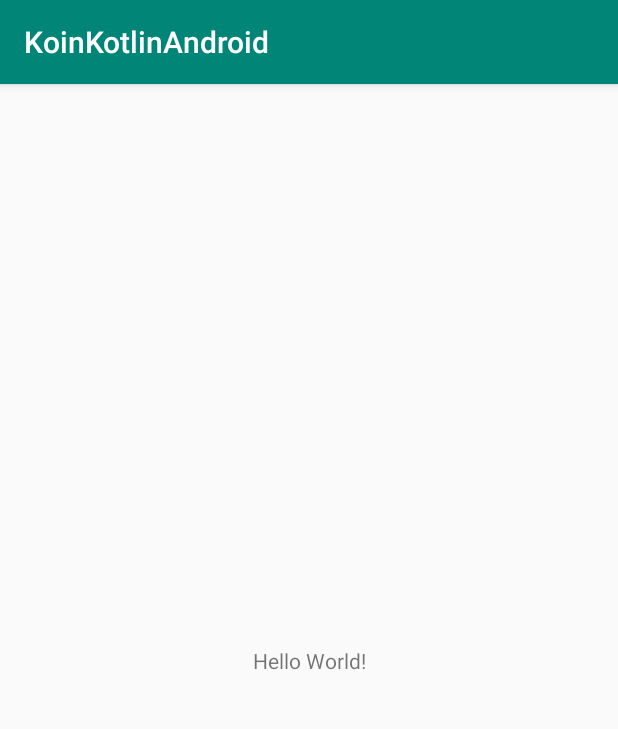
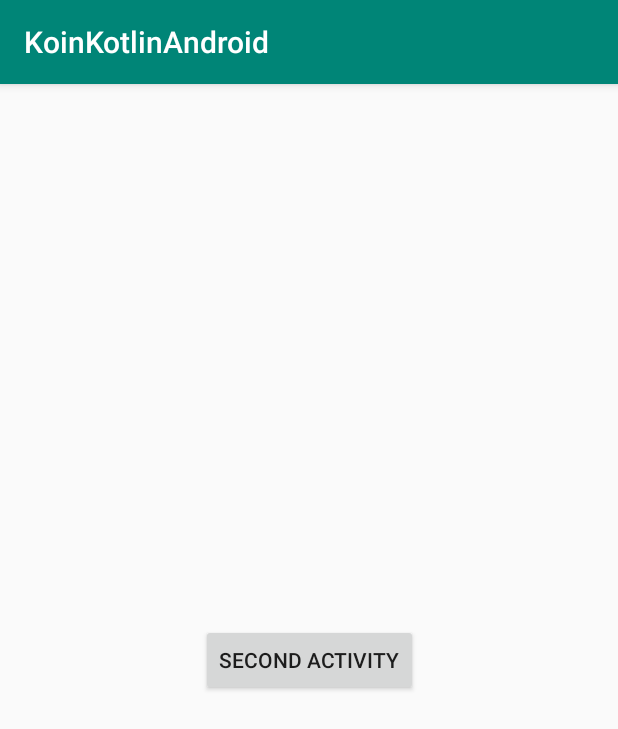
Before and after one commit to bunnach/KoinAndroid, an Android app: the screen it shows after launch (MainActivity), on a phone screen of 412 x 824 dp. Shown: the top 729 px of the screen. Run offline under Robolectric (Android 15) with nearby library versions, the phone set to English and light mode, and no system bars.

Commit message:
Koin: inject MVVM ViewModel

```diff
--- a/app/build.gradle
+++ b/app/build.gradle
@@ -24,13 +24,14 @@ android {
 
 dependencies {
     implementation fileTree(dir: 'libs', include: ['*.jar'])
-    implementation"org.jetbrains.kotlin:kotlin-stdlib-jdk7:$kotlin_version"
+    implementation "org.jetbrains.kotlin:kotlin-stdlib-jdk7:$kotlin_version"
     implementation 'androidx.appcompat:appcompat:1.1.0'
     implementation 'androidx.core:core-ktx:1.1.0'
     implementation 'androidx.constraintlayout:constraintlayout:1.1.3'
 
     // koin version
     def koin_version = '2.1.0-alpha-1'
+    def lifecycleVersion = '1.1.1'
 
     // Koin for Android
     implementation "org.koin:koin-android:$koin_version"
@@ -40,6 +41,9 @@ dependencies {
     // Koin AndroidX ViewModel features
     implementation "org.koin:koin-androidx-viewmodel:$koin_version"
 
+    // LiveData & ViewModel
+    implementation "android.arch.lifecycle:extensions:$lifecycleVersion"
+
     testImplementation 'junit:junit:4.12'
     androidTestImplementation 'androidx.test.ext:junit:1.1.0'
     androidTestImplementation 'androidx.test.espresso:espresso-core:3.1.1'
--- a/app/src/main/AndroidManifest.xml
+++ b/app/src/main/AndroidManifest.xml
@@ -12,6 +12,7 @@
         android:roundIcon="@mipmap/ic_launcher_round"
         android:supportsRtl="true"
         android:theme="@style/AppTheme">
+        <activity android:name=".SecondActivity"></activity>
         <activity android:name=".MainActivity">
             <intent-filter>
                 <action android:name="android.intent.action.MAIN" />
--- a/app/src/main/java/com/anousa/koinkotlinandroid/MainActivity.kt
+++ b/app/src/main/java/com/anousa/koinkotlinandroid/MainActivity.kt
@@ -1,12 +1,13 @@
 package com.anousa.koinkotlinandroid
 
+import android.content.Intent
 import android.os.Bundle
-import android.widget.Toast
 import androidx.appcompat.app.AppCompatActivity
 import com.anousa.koinkotlinandroid.constants.Constants
 import com.anousa.koinkotlinandroid.model.Car
 import com.anousa.koinkotlinandroid.model.PetrolEngine
 import com.anousa.koinkotlinandroid.preference.MyPreference
+import kotlinx.android.synthetic.main.activity_main.*
 import org.koin.android.ext.android.getKoin
 import org.koin.android.ext.android.inject
 import org.koin.core.qualifier.named
@@ -23,13 +24,16 @@ class MainActivity : AppCompatActivity() {
 
         getKoin().setProperty(PetrolEngine.horsePower_ID, 99999)
 
-        myPreference.setName("Anounsa")
+        myPreference.setName("Anounsa KHHHH")
 
         val car1 = mainActivityScope.get<Car>()
         car1.drive()
 
-        Toast.makeText(this, "Name ${myPreference.getName()}", Toast.LENGTH_LONG).show()
+//        Toast.makeText(this, "Name ${myPreference.getName()}", Toast.LENGTH_LONG).show()
 
+        btnSecondActivity.setOnClickListener {
+            startActivity(Intent(this, SecondActivity::class.java))
+        }
     }
 
     override fun onDestroy() {
--- a/app/src/main/java/com/anousa/koinkotlinandroid/MyApplication.kt
+++ b/app/src/main/java/com/anousa/koinkotlinandroid/MyApplication.kt
@@ -2,6 +2,7 @@ package com.anousa.koinkotlinandroid
 
 import android.app.Application
 import com.anousa.koinkotlinandroid.di.appModule
+import com.anousa.koinkotlinandroid.di.viewModelModule
 import org.koin.android.ext.koin.androidContext
 import org.koin.android.ext.koin.androidLogger
 import org.koin.core.context.startKoin
@@ -14,7 +15,7 @@ class MyApplication: Application() {
         startKoin {
             androidLogger(Level.INFO)
             androidContext(this@MyApplication)
-            modules(listOf(appModule))
+            modules(listOf(appModule, viewModelModule))
         }
     }
 
--- a/app/src/main/java/com/anousa/koinkotlinandroid/di/AppModule.kt
+++ b/app/src/main/java/com/anousa/koinkotlinandroid/di/AppModule.kt
@@ -3,7 +3,10 @@ package com.anousa.koinkotlinandroid.di
 import com.anousa.koinkotlinandroid.constants.Constants
 import com.anousa.koinkotlinandroid.model.*
 import com.anousa.koinkotlinandroid.preference.MyPreference
+import com.anousa.koinkotlinandroid.repository.MyRepository
+import com.anousa.koinkotlinandroid.viewmodel.MyViewModel
 import org.koin.android.ext.koin.androidContext
+import org.koin.androidx.viewmodel.dsl.viewModel
 import org.koin.core.qualifier.named
 import org.koin.dsl.module
 
@@ -23,3 +26,9 @@ val appModule = module {
     factory { MyPreference(androidContext()) }
 //    factory { MyPreference(androidApplication()) }
 }
+
+val viewModelModule = module {
+//    single { MyRepository(get()) } // only one instance whole app
+    factory { MyRepository(get()) } // always news instance when MyViewModel object created
+    viewModel { MyViewModel(get()) }
+}
--- a/app/src/main/java/com/anousa/koinkotlinandroid/model/Car.kt
+++ b/app/src/main/java/com/anousa/koinkotlinandroid/model/Car.kt
@@ -4,6 +4,10 @@ import android.util.Log
 import com.anousa.koinkotlinandroid.constants.Constants
 
 class Car(val driver: Driver, val engine: Engine, val wheel: Wheel) {
+
+    init {
+        Log.d(Constants.TAG, "car created....")
+    }
 
     fun drive() {
         Log.d(Constants.TAG, "$engine")
--- a/app/src/main/res/layout/activity_main.xml
+++ b/app/src/main/res/layout/activity_main.xml
@@ -6,10 +6,11 @@
     android:layout_height="match_parent"
     tools:context=".MainActivity">
 
-    <TextView
+    <Button
+        android:id="@+id/btnSecondActivity"
         android:layout_width="wrap_content"
         android:layout_height="wrap_content"
-        android:text="Hello World!"
+        android:text="Second Activity"
         app:layout_constraintBottom_toBottomOf="parent"
         app:layout_constraintLeft_toLeftOf="parent"
         app:layout_constraintRight_toRightOf="parent"
```
Also changed, not shown: app/src/main/java/com/anousa/koinkotlinandroid/SecondActivity.kt (added, +19 -0 lines), app/src/main/java/com/anousa/koinkotlinandroid/repository/MyRepository.kt (added, +17 -0 lines), app/src/main/java/com/anousa/koinkotlinandroid/viewmodel/MyViewModel.kt (added, +20 -0 lines), app/src/main/res/layout/activity_second.xml (added, +9 -0 lines).
